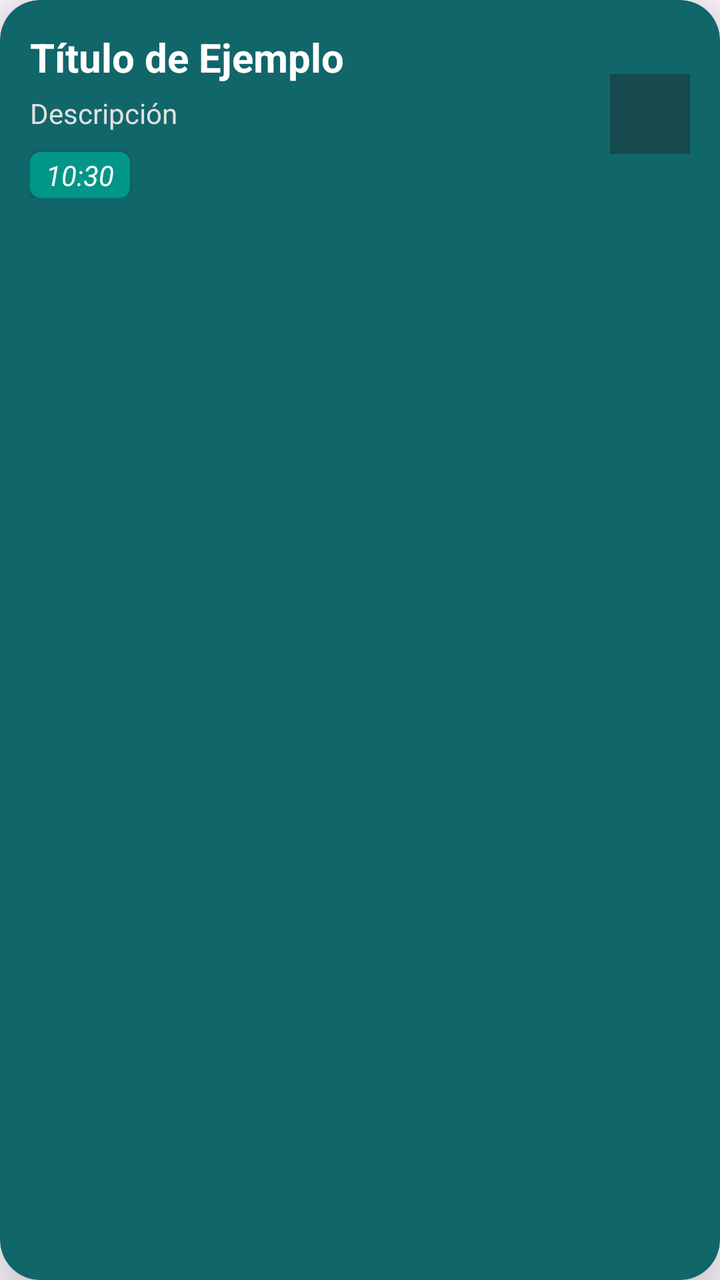
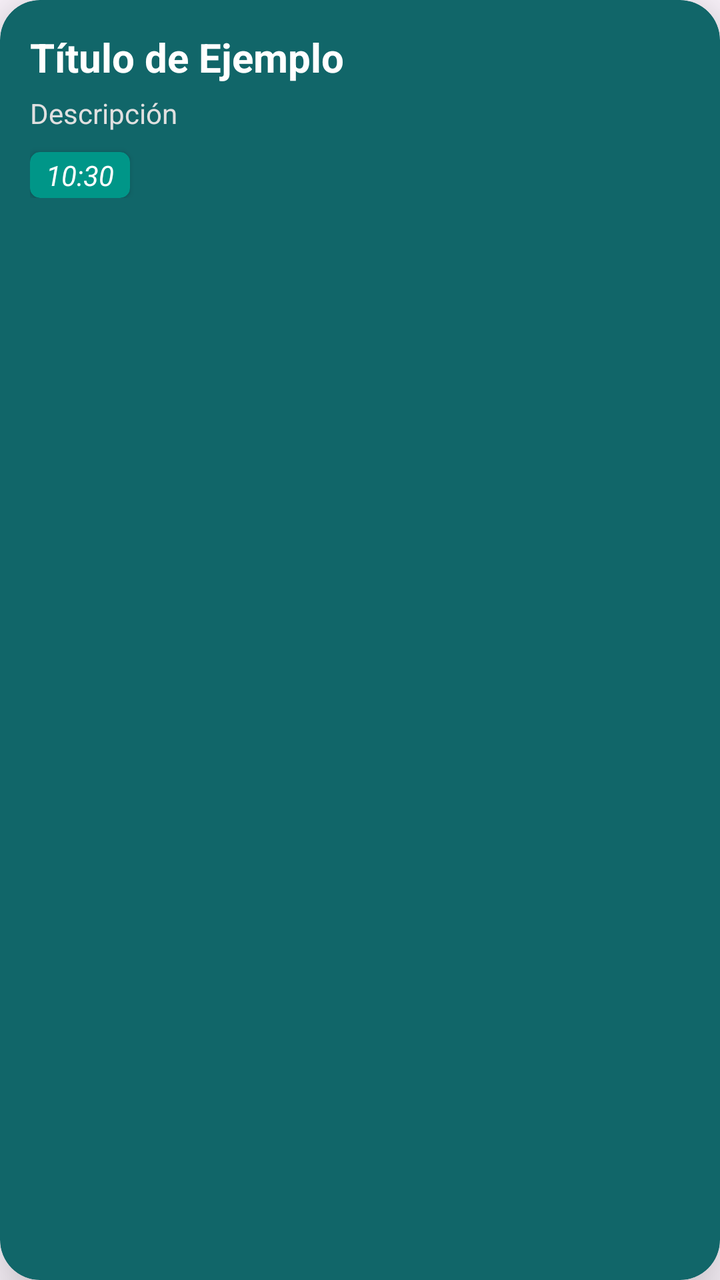

The first picture is an Android layout as it rendered before a commit; the second is the same layout after the commit. The layout source and the unified diff follow.
<!-- AndroidManifest.xml: application theme Theme.SuperSexiBoys -->
<!-- res/layout/item_tarea.xml -->
<?xml version="1.0" encoding="utf-8"?>
<androidx.cardview.widget.CardView
    xmlns:android="http://schemas.android.com/apk/res/android"
    xmlns:app="http://schemas.android.com/apk/res-auto"
    android:layout_width="match_parent"
    android:layout_height="wrap_content"
    android:layout_marginBottom="15dp"
    app:cardCornerRadius="20dp"
    app:cardElevation="20dp"
    app:cardBackgroundColor="@color/verde_oscuro">

    <LinearLayout
        android:layout_width="match_parent"
        android:layout_height="wrap_content"
        android:orientation="horizontal"
        android:padding="15dp"
        android:gravity="center_vertical">

        <LinearLayout
            android:layout_width="0dp"
            android:layout_height="wrap_content"
            android:layout_weight="1"
            android:orientation="vertical">

            <TextView
                android:id="@+id/tvTitulo"
                android:layout_width="match_parent"
                android:layout_height="wrap_content"
                android:text="Título de Ejemplo"
                android:textSize="20sp"
                android:textStyle="bold"
                android:textColor="@color/white" />

            <TextView
                android:id="@+id/descripcion"
                android:layout_width="match_parent"
                android:layout_height="wrap_content"
                android:layout_marginTop="5dp"
                android:text="Descripción"
                android:textSize="14sp"
                android:textColor="#E0E0E0" />

            <androidx.cardview.widget.CardView
                android:layout_width="wrap_content"
                android:layout_height="wrap_content"
                android:layout_marginTop="10dp"
                app:cardCornerRadius="5dp"
                app:cardBackgroundColor="@color/verde_claro_sergio">

                <TextView
                    android:id="@+id/tiempo"
                    android:layout_width="wrap_content"
                    android:layout_height="wrap_content"
                    android:paddingStart="8dp"
                    android:paddingEnd="8dp"
                    android:paddingTop="2dp"
                    android:paddingBottom="2dp"
                    android:text="10:30"
                    android:textSize="14sp"
                    android:textStyle="italic"
                    android:textColor="@color/white" />
            </androidx.cardview.widget.CardView>
        </LinearLayout>

        <LinearLayout
            android:layout_width="wrap_content"
            android:layout_height="wrap_content"
            android:orientation="vertical"
            android:gravity="center">


            <CheckBox
                android:id="@+id/checkTerminar"
                android:layout_width="40dp"
                android:layout_height="40dp"
                android:textSize="10sp"
                android:enabled="false"
                android:button="@drawable/logollama"/>


        </LinearLayout>

    </LinearLayout>
</androidx.cardview.widget.CardView>
<!-- resources referenced by this layout -->
<resources>
  <color name="verde_claro_sergio">#009688</color>
  <color name="verde_oscuro">#116669</color>
  <color name="white">#FFFFFFFF</color>
  <!-- drawable logollama: jpg bitmap (drawable, 30483 bytes) -->
  <style name="Theme.SuperSexiBoys" parent="Base.Theme.SuperSexiBoys" />
  <style name="Base.Theme.SuperSexiBoys" parent="Theme.Material3.DayNight.NoActionBar">
          
          
      </style>
</resources>

<!-- the commit's change to res/layout/item_tarea.xml (unified diff, before → after) -->
@@ -75,7 +75,7 @@
                 android:layout_height="40dp"
                 android:textSize="10sp"
                 android:enabled="false"
-                android:button="@drawable/logollama"/>
+                android:button="@drawable/circuloblanco"/>
 
 
         </LinearLayout>
<!-- resource entries referenced after the edit -->
@@ -3,7 +3,7 @@
   <color name="verde_claro_sergio">#009688</color>
   <color name="verde_oscuro">#116669</color>
   <color name="white">#FFFFFFFF</color>
-  <!-- drawable logollama: jpg bitmap (drawable, 30483 bytes) -->
+  <!-- drawable circuloblanco: png bitmap (drawable, 11172 bytes) -->
   <style name="Theme.SuperSexiBoys" parent="Base.Theme.SuperSexiBoys" />
   <style name="Base.Theme.SuperSexiBoys" parent="Theme.Material3.DayNight.NoActionBar">
           
